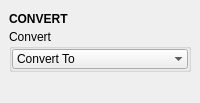
First picture: the form in tentacle/ui/convert.ui, repository m3trik/tentacle, before the edit.
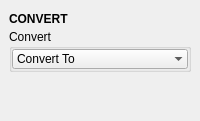
Second picture: the form after the edit. Custom widgets are drawn as their Qt base class.

What changed in the file:
```diff
--- a/tentacle/ui/convert.ui
+++ b/tentacle/ui/convert.ui
@@ -10,7 +10,7 @@
     <x>0</x>
     <y>0</y>
     <width>200</width>
-    <height>103</height>
+    <height>121</height>
    </rect>
   </property>
   <property name="tabShape">
```
